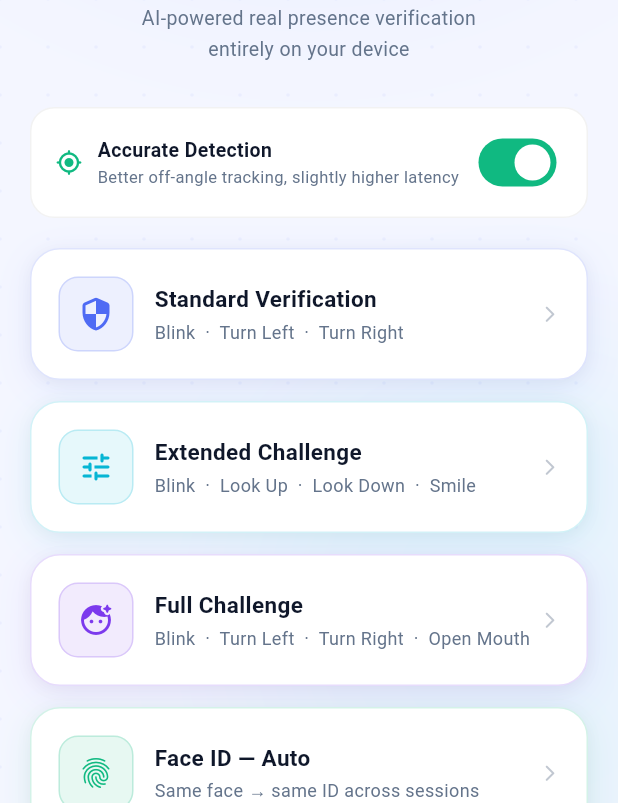
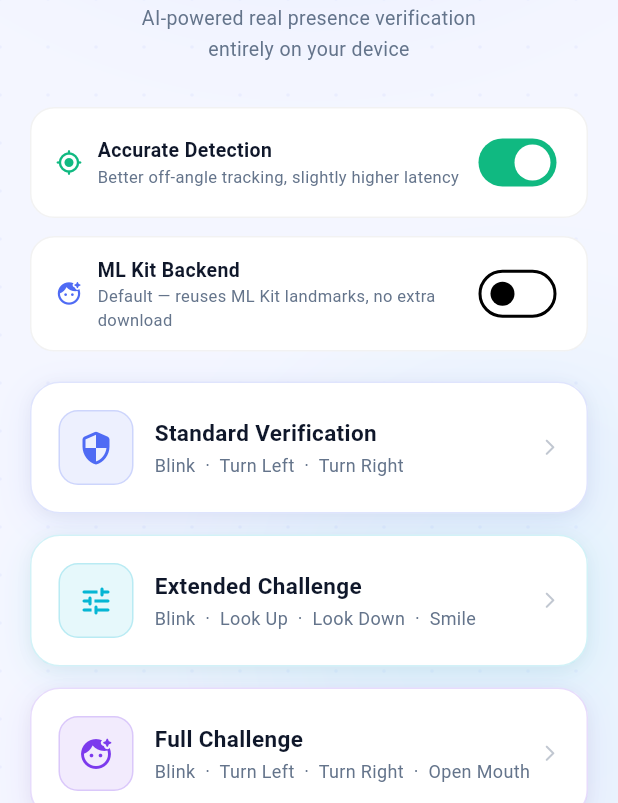
Before and after one commit to sanjaysharmajw/flutter_face_liveness, a Flutter app: the screen it shows after launch, on a phone screen of 412 x 824 dp, the part 433-1236 px from its top. Run offline on Flutter 3.47's test engine with Material 3 defaults, Android fonts, the phone set to English and light mode, and no system bars; our stand-ins replace camera, permission_handler, shared_preferences; missing offline and left inert: google_mlkit_face_detection, google_mlkit_face_mesh_detection, tflite_flutter; network calls fail.

Commit message:
Minor bug fixed

```diff
--- a/example/lib/main.dart
+++ b/example/lib/main.dart
@@ -69,6 +69,13 @@ class _HomeScreenState extends State<HomeScreen> with TickerProviderStateMixin {
   bool _accurateDetection = true;
   FaceDetectorMode get _performanceMode =>
       _accurateDetection ? FaceDetectorMode.accurate : FaceDetectorMode.fast;
+
+  // Identity-pipeline detector backend toggle — see LivenessConfig.faceDetectorBackend.
+  // Only affects the Face ID/identity embedding pipeline; liveness actions
+  // (blink/smile/turn) always use ML Kit regardless of this setting.
+  bool _useYolo = false;
+  FaceDetectorBackend get _detectorBackend =>
+      _useYolo ? FaceDetectorBackend.yolov8 : FaceDetectorBackend.mlkit;
 
   @override
   void initState() {
@@ -145,6 +152,14 @@ class _HomeScreenState extends State<HomeScreen> with TickerProviderStateMixin {
                   child: _PerformanceModeToggle(
                     accurate: _accurateDetection,
                     onChanged: (v) => setState(() => _accurateDetection = v),
+                  ),
+                ),
+                const SizedBox(height: 12),
+                Padding(
+                  padding: const EdgeInsets.symmetric(horizontal: 20),
+                  child: _DetectorBackendToggle(
+                    useYolo: _useYolo,
+                    onChanged: (v) => setState(() => _useYolo = v),
                   ),
                 ),
                 const SizedBox(height: 20),
@@ -281,6 +296,7 @@ class _HomeScreenState extends State<HomeScreen> with TickerProviderStateMixin {
     await Navigator.of(ctx).push(_fade(LivenessScreen(
       actions: actions,
       performanceMode: _performanceMode,
+      detectorBackend: _detectorBackend,
     )));
   }
 
@@ -296,6 +312,7 @@ class _HomeScreenState extends State<HomeScreen> with TickerProviderStateMixin {
       enableTFLite: true,
       enableVideoReplay: true,
       performanceMode: _performanceMode,
+      detectorBackend: _detectorBackend,
     )));
   }
 
@@ -311,6 +328,7 @@ class _HomeScreenState extends State<HomeScreen> with TickerProviderStateMixin {
       enableFaceId: true,
       faceIdMode: FaceIdMode.auto,
       performanceMode: _performanceMode,
+      detectorBackend: _detectorBackend,
     )));
     if (mounted) await _loadFaceIds();
   }
@@ -327,6 +345,7 @@ class _HomeScreenState extends State<HomeScreen> with TickerProviderStateMixin {
       enableFaceId: true,
       faceIdMode: FaceIdMode.registrationOnly,
       performanceMode: _performanceMode,
+      detectorBackend: _detectorBackend,
     )));
     if (mounted) await _loadFaceIds();
   }
@@ -343,6 +362,7 @@ class _HomeScreenState extends State<HomeScreen> with TickerProviderStateMixin {
       enableFaceId: true,
       faceIdMode: FaceIdMode.verificationOnly,
       performanceMode: _performanceMode,
+      detectorBackend: _detectorBackend,
     )));
   }
 
@@ -357,6 +377,7 @@ class _HomeScreenState extends State<HomeScreen> with TickerProviderStateMixin {
       actions: const [LivenessAction.blink, LivenessAction.turnLeft],
       enableBestFrontalCapture: true,
       performanceMode: _performanceMode,
+      detectorBackend: _detectorBackend,
     )));
   }
 
@@ -437,6 +458,7 @@ class LivenessScreen extends StatelessWidget {
     this.enableVideoReplay = false,
     this.enableBestFrontalCapture = false,
     this.performanceMode = FaceDetectorMode.accurate,
+    this.detectorBackend = FaceDetectorBackend.mlkit,
   });
   final List<LivenessAction> actions;
   final bool enableFaceId;
@@ -445,6 +467,7 @@ class LivenessScreen extends StatelessWidget {
   final bool enableVideoReplay;
   final bool enableBestFrontalCapture;
   final FaceDetectorMode performanceMode;
+  final FaceDetectorBackend detectorBackend;
 
   @override
   Widget build(BuildContext context) {
@@ -453,6 +476,7 @@ class LivenessScreen extends StatelessWidget {
       config: LivenessConfig(
         randomizeActions: true,
         faceDetectorPerformanceMode: performanceMode,
+        faceDetectorBackend: detectorBackend,
         enableAntiSpoof: true,
         enableBrightnessCheck: true,
         enableDuplicateFrameDetection: true,
@@ -1029,6 +1053,60 @@ class _PerformanceModeToggle extends StatelessWidget {
   }
 }
 
+/// Toggle for `LivenessConfig.faceDetectorBackend` — demonstrates the ML Kit
+/// / YOLOv8n-face choice for the identity/embedding pipeline. Only relevant
+/// when Face ID is enabled; liveness actions always use ML Kit either way.
+class _DetectorBackendToggle extends StatelessWidget {
+  const _DetectorBackendToggle({required this.useYolo, required this.onChanged});
+  final bool useYolo;
+  final ValueChanged<bool> onChanged;
+
+  @override
+  Widget build(BuildContext context) {
+    return Container(
+      padding: const EdgeInsets.symmetric(horizontal: 16, vertical: 12),
+      decoration: BoxDecoration(
+        color: _surface,
+        borderRadius: BorderRadius.circular(16),
+        border: Border.all(color: Colors.black.withValues(alpha: 0.05)),
+      ),
+      child: Row(
+        children: [
+          Icon(
+            useYolo ? Icons.blur_on_rounded : Icons.face_retouching_natural_rounded,
+            size: 18,
+            color: useYolo ? _purple : _primary,
+          ),
+          const SizedBox(width: 10),
+          Expanded(
+            child: Column(
+              crossAxisAlignment: CrossAxisAlignment.start,
+              children: [
+                Text(
+                  useYolo ? 'YOLOv8n-face Backend' : 'ML Kit Backend',
+                  style: const TextStyle(
+                    color: _textPrimary, fontSize: 13, fontWeight: FontWeight.w700),
+                ),
+                Text(
+                  useYolo
+                      ? 'Face ID identity pipeline only — downloads model on first use'
+                      : 'Default — reuses ML Kit landmarks, no extra download',
+                  style: const TextStyle(color: _textSecondary, fontSize: 11),
+                ),
+              ],
+            ),
+          ),
+          Switch(
+            value: useYolo,
+            onChanged: onChanged,
+            activeTrackColor: _purple,
+          ),
+        ],
+      ),
+    );
+  }
+}
+
 class _ChallengeCard extends StatefulWidget {
   const _ChallengeCard({
     required this.icon,
--- a/pubspec.yaml
+++ b/pubspec.yaml
@@ -1,7 +1,7 @@
 name: flutter_face_liveness
 description: >-
   Production-ready Flutter SDK for face detection, liveness verification, and anti-spoof protection using ML Kit, TensorFlow Lite, and an optional YOLOv8n-face backend.
-version: 3.4.0
+version: 3.5.0
 homepage: https://github.com/sanjaysharmajw/flutter_face_liveness
 repository: https://github.com/sanjaysharmajw/flutter_face_liveness
 issue_tracker: https://github.com/sanjaysharmajw/flutter_face_liveness/issues
```
Also changed, not shown: lib/src/liveness_controller.dart (+74 -36 lines), example/pubspec.lock, pubspec.lock, 2 other files.
